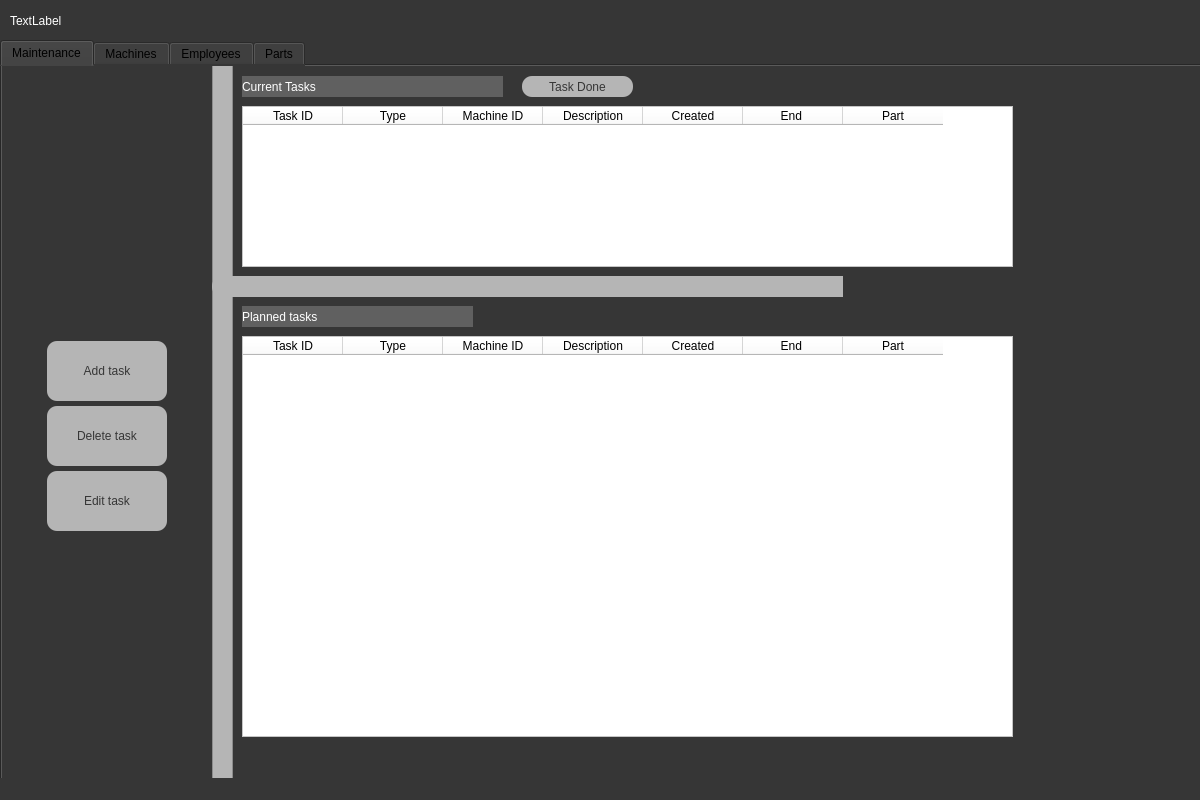
The window that AppWindow.ui (asuXie/Machine-Maintenance-System-MMS) describes before a commit, drawn with Qt 5.
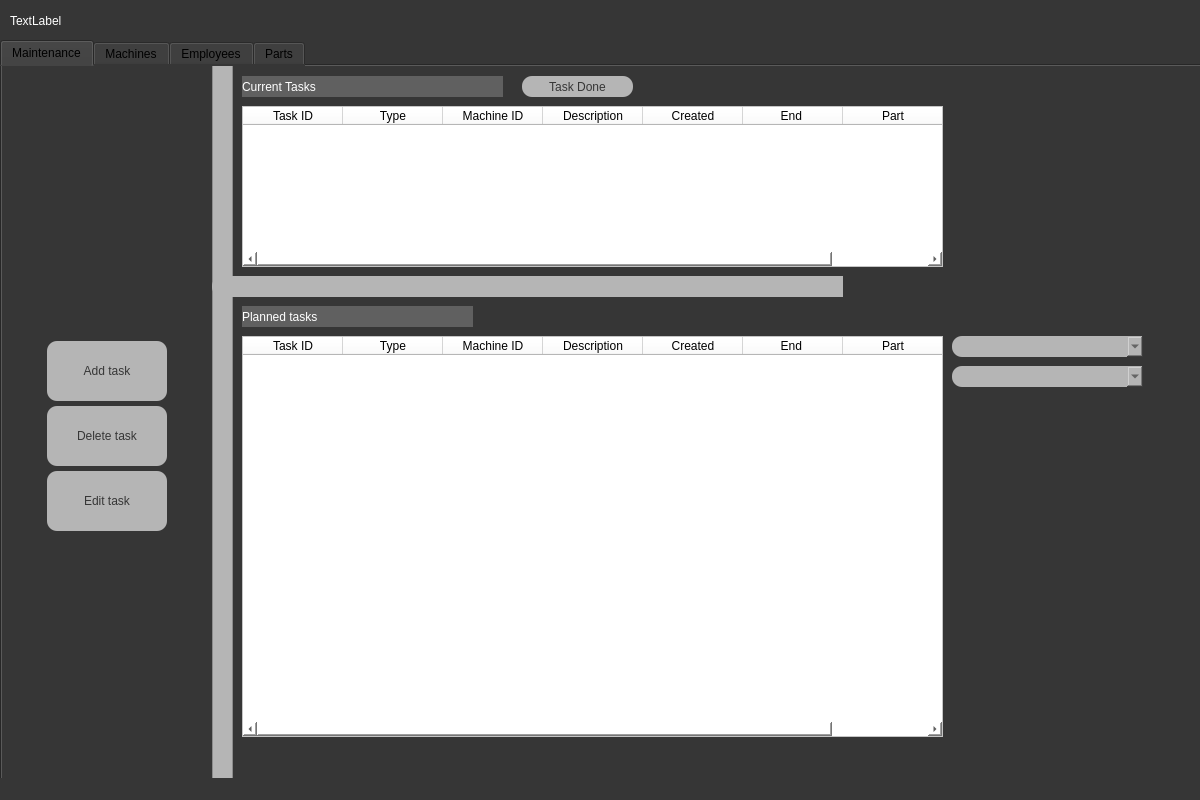
The same window after the commit. The open tabs and pages were chosen to show the change. Icons and pictures are not drawn.

Diff of the .ui file:
```diff
--- a/AppWindow.ui
+++ b/AppWindow.ui
@@ -239,7 +239,7 @@
        <rect>
         <x>240</x>
         <y>270</y>
-        <width>771</width>
+        <width>701</width>
         <height>401</height>
        </rect>
       </property>
@@ -346,7 +346,7 @@
        <rect>
         <x>240</x>
         <y>40</y>
-        <width>771</width>
+        <width>701</width>
         <height>161</height>
        </rect>
       </property>
@@ -391,6 +391,42 @@
        </property>
       </column>
      </widget>
+     <widget class="QComboBox" name="sortWhatComboMaintenance">
+      <property name="geometry">
+       <rect>
+        <x>950</x>
+        <y>270</y>
+        <width>191</width>
+        <height>21</height>
+       </rect>
+      </property>
+      <property name="styleSheet">
+       <string notr="true">color: rgb(54, 54, 54);
+border-color: rgb(96, 96, 96);
+selection-color: rgb(0, 0, 0);
+font: 10pt &quot;Verdana&quot;;
+border-radius: 10px;
+background-color: rgb(181, 181, 181);</string>
+      </property>
+     </widget>
+     <widget class="QComboBox" name="sortByComboMaintenance">
+      <property name="geometry">
+       <rect>
+        <x>950</x>
+        <y>300</y>
+        <width>191</width>
+        <height>21</height>
+       </rect>
+      </property>
+      <property name="styleSheet">
+       <string notr="true">color: rgb(54, 54, 54);
+border-color: rgb(96, 96, 96);
+selection-color: rgb(0, 0, 0);
+font: 10pt &quot;Verdana&quot;;
+border-radius: 10px;
+background-color: rgb(181, 181, 181);</string>
+      </property>
+     </widget>
     </widget>
     <widget class="QWidget" name="tab_2">
      <attribute name="title">
```
Left out of the diff: 109 changed lines with no effect on the pictures.
